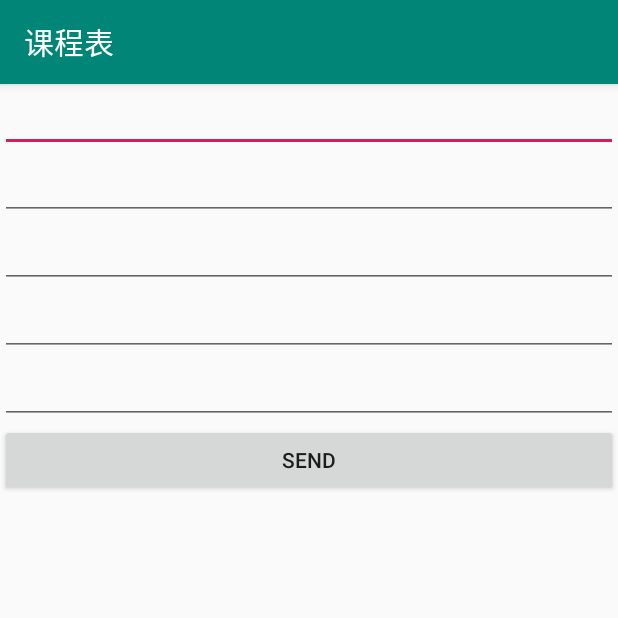
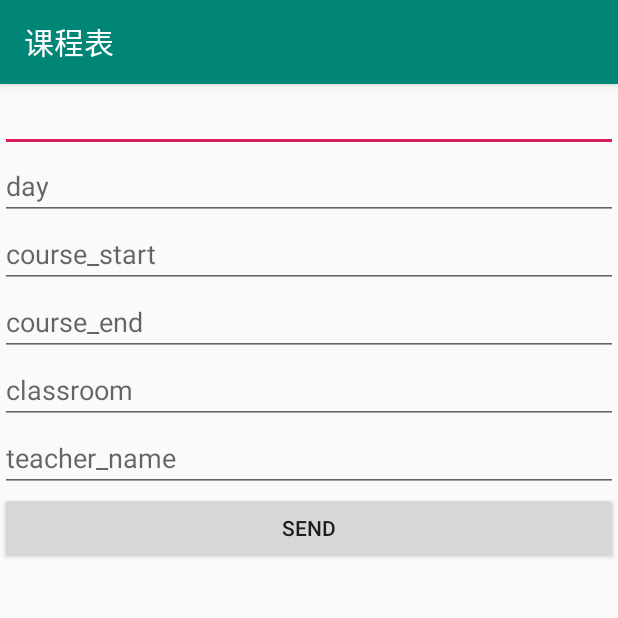
Before and after one commit to willoong9559/CourseTable, an Android app: the AddCourse screen opened directly, with no data from a screen before it, on a phone screen of 412 x 824 dp, the top half of it. Run offline under Robolectric (Android 15) with nearby library versions, the phone set to English and light mode, and no system bars; libraries missing offline, so code that uses them is left out: org.litepal.

```diff
--- a/app/src/main/java/com/example/coursetable/AddCourse.java
+++ b/app/src/main/java/com/example/coursetable/AddCourse.java
@@ -2,13 +2,56 @@ package com.example.coursetable;
 
 import androidx.appcompat.app.AppCompatActivity;
 
+import android.content.Intent;
 import android.os.Bundle;
+import android.util.Log;
+import android.view.View;
+import android.widget.Button;
+import android.widget.EditText;
+import android.widget.Toast;
+
+import org.litepal.LitePal;
+
+import java.util.List;
 
 public class AddCourse extends AppCompatActivity {
+
 
     @Override
     protected void onCreate(Bundle savedInstanceState) {
         super.onCreate(savedInstanceState);
         setContentView(R.layout.activity_add_course);
+        final EditText input_courseName = (EditText) findViewById(R.id.course_name);
+        final EditText input_day = (EditText) findViewById(R.id.day);
+        final EditText input_courseStart = (EditText) findViewById(R.id.course_start);
+        final EditText input_courseEnd = (EditText) findViewById(R.id.course_end);
+        final EditText input_classroom = (EditText) findViewById(R.id.classroom);
+        final EditText input_teacherName = (EditText) findViewById(R.id.teacher_name);
+
+        Button button = (Button) findViewById(R.id.add_course);
+        button.setOnClickListener(new View.OnClickListener() {
+            @Override
+            public void onClick(View view) {
+                final String courseName = input_courseName.getText().toString();
+                final String day = input_day.getText().toString();
+                final String courseStart = input_courseStart.getText().toString();
+                final String courseEnd = input_courseEnd.getText().toString();
+                final String classroom = input_classroom.getText().toString();
+                final String teacherName = input_teacherName.getText().toString();
+                Toast.makeText(AddCourse.this, "ok", Toast.LENGTH_LONG).show();
+                Course course = new Course();
+                course.setCourse_name(courseName);
+                course.setDay(Integer.valueOf(day));
+                course.setCourse_start(Integer.valueOf(courseStart));
+                course.setCourse_end(Integer.valueOf(courseEnd));
+                course.setClassroom(classroom);
+                course.setTeacher_name(teacherName);
+                course.save();
+            }
+        });
+
+
+
     }
+
 }
--- a/app/src/main/res/layout/activity_add_course.xml
+++ b/app/src/main/res/layout/activity_add_course.xml
@@ -5,31 +5,51 @@
     android:layout_height="match_parent">
 
     <EditText
+        android:id="@+id/course_name"
         android:layout_width="match_parent"
         android:layout_height="wrap_content"
         />
 
     <EditText
+        android:id="@+id/day"
         android:layout_width="match_parent"
         android:layout_height="wrap_content"
+        android:inputType="number"
+        android:hint="day"
         />
 
     <EditText
+        android:id="@+id/course_start"
         android:layout_width="match_parent"
         android:layout_height="wrap_content"
+        android:inputType="number"
+        android:hint="course_start"
         />
 
     <EditText
+        android:id="@+id/course_end"
         android:layout_width="match_parent"
         android:layout_height="wrap_content"
+        android:inputType="number"
+        android:hint="course_end"
         />
 
     <EditText
+        android:id="@+id/classroom"
         android:layout_width="match_parent"
         android:layout_height="wrap_content"
+        android:hint="classroom"
+        />
+
+    <EditText
+        android:id="@+id/teacher_name"
+        android:layout_width="match_parent"
+        android:layout_height="wrap_content"
+        android:hint="teacher_name"
         />
 
     <Button
+        android:id="@+id/add_course"
         android:layout_width="match_parent"
         android:layout_height="wrap_content"
         android:text="Send"
--- a/app/src/main/res/layout/course_card.xml
+++ b/app/src/main/res/layout/course_card.xml
@@ -1,6 +1,6 @@
 <?xml version="1.0" encoding="utf-8"?>
 <androidx.cardview.widget.CardView
-    android:id="@+id/course_card1"
+    android:id="@+id/course_card"
     xmlns:android="http://schemas.android.com/apk/res/android"
     xmlns:app="http://schemas.android.com/apk/res-auto"
     style="@android:style/Animation"
@@ -11,8 +11,9 @@
     app:cardBackgroundColor="#03A9F4">
 
     <TextView
+        android:id="@+id/card_text_view"
         android:layout_width="match_parent"
-        android:layout_height="wrap_content"
+        android:layout_height="match_parent"
         android:layout_gravity="center"
         android:gravity="center"
         android:text="高等数学"
```
Also changed, not shown: app/src/main/java/com/example/coursetable/Course.java (+11 -9 lines), app/src/main/java/com/example/coursetable/MainActivity.java (+67 -2 lines), app/src/main/res/layout/activity_main.xml (+14 -26 lines).
